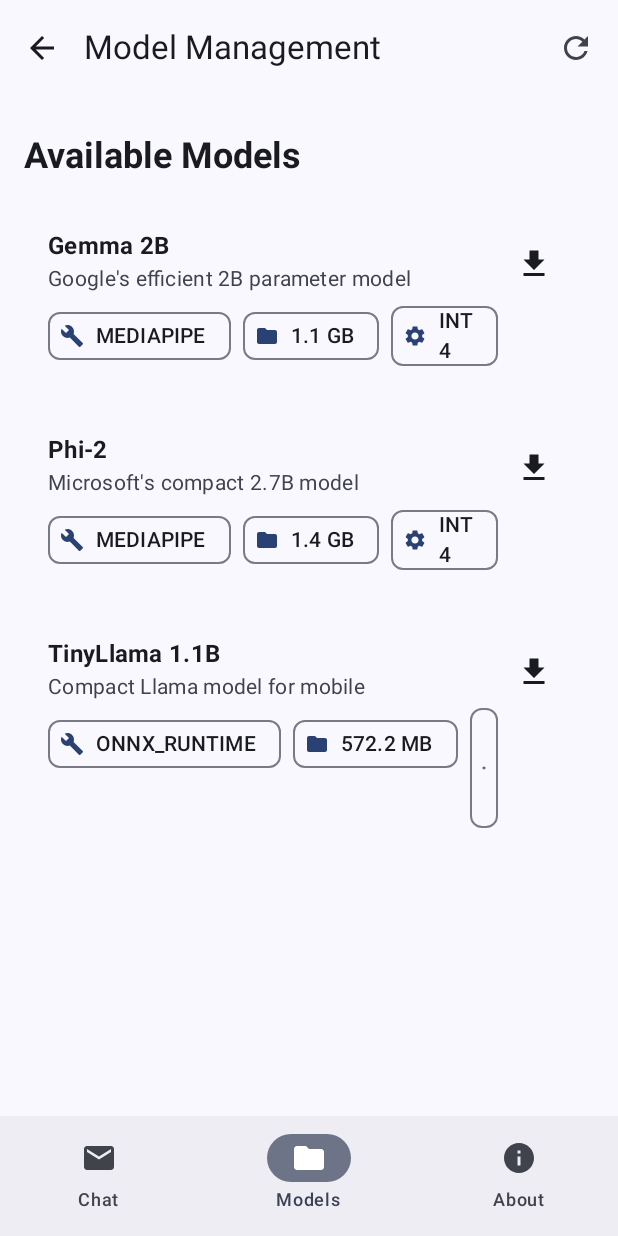
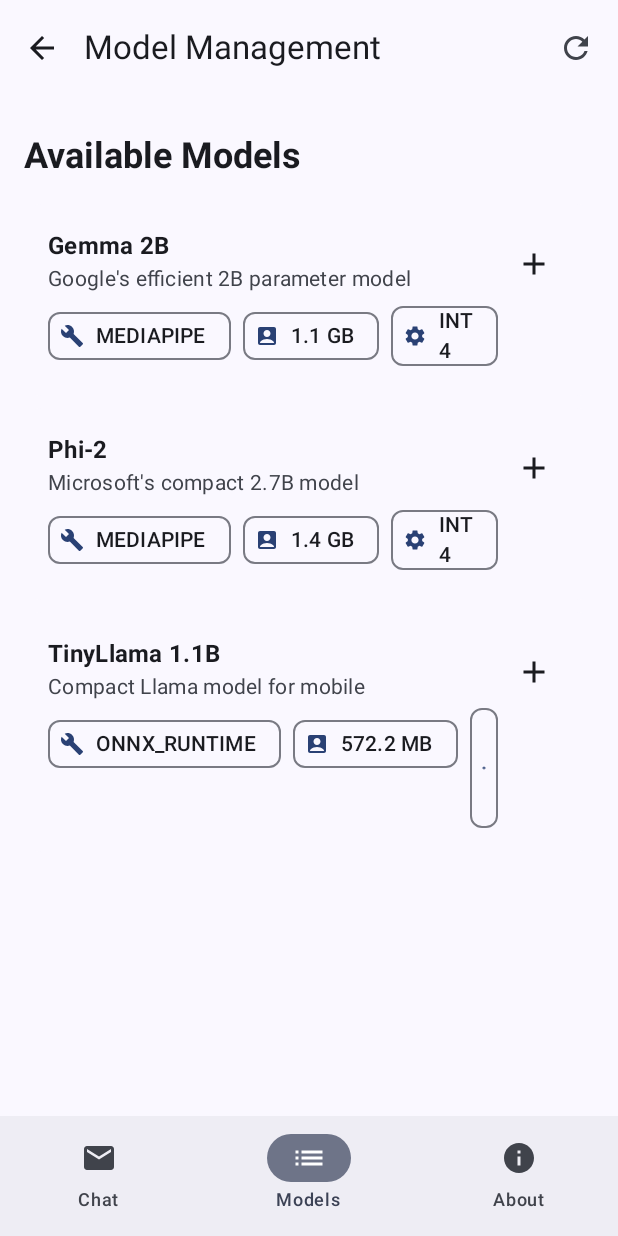
Before and after one commit to RunanywhereAI/sdks, an Android app built with Jetpack Compose: the ModelsScreen screen opened through its navigation route, on a phone screen of 412 x 824 dp. Run offline under Robolectric (Android 15) with nearby library versions, the phone set to English and light mode, and no system bars; libraries missing offline, so code that uses them is left out: ai.onnxruntime, com.google.mediapipe.tasks; 1 statement that could not run was skipped.

Commit message:
Update Icons in UI Components for Consistency and Clarity
- Replaced the folder icon with a list icon in the navigation bar of MainActivity for better representation of models.
- Updated the leading icon in ModelCard from folder to account box to enhance visual clarity.
- Changed the download icon in ModelCard from get app to add, improving user experience.

These changes contribute to a more intuitive user interface while maintaining adherence to SOLID principles.

```diff
--- a/examples/android/RunAnywhereAI/app/src/main/java/com/runanywhere/runanywhereai/MainActivity.kt
+++ b/examples/android/RunAnywhereAI/app/src/main/java/com/runanywhere/runanywhereai/MainActivity.kt
@@ -61,7 +61,7 @@ fun RunAnywhereApp() {
                     }
                 )
                 NavigationBarItem(
-                    icon = { Icon(Icons.Default.Folder, contentDescription = "Models") },
+                    icon = { Icon(Icons.Default.List, contentDescription = "Models") },
                     label = { Text("Models") },
                     selected = currentRoute == "models",
                     onClick = {
--- a/examples/android/RunAnywhereAI/app/src/main/java/com/runanywhere/runanywhereai/llm/frameworks/ONNXRuntimeService.kt
+++ b/examples/android/RunAnywhereAI/app/src/main/java/com/runanywhere/runanywhereai/llm/frameworks/ONNXRuntimeService.kt
@@ -215,14 +215,12 @@ class ONNXRuntimeService(private val context: Context) : LLMService {
 
         Log.d(TAG, "Model inputs:")
         session.inputNames?.forEach { name ->
-            val info = session.getInputInfo(name)
-            Log.d(TAG, "  $name: ${info?.shape?.contentToString()}")
+            Log.d(TAG, "  $name")
         }
 
         Log.d(TAG, "Model outputs:")
         session.outputNames?.forEach { name ->
-            val info = session.getOutputInfo(name)
-            Log.d(TAG, "  $name: ${info?.shape?.contentToString()}")
+            Log.d(TAG, "  $name")
         }
     }
 
--- a/examples/android/RunAnywhereAI/app/src/main/java/com/runanywhere/runanywhereai/ui/models/ModelsScreen.kt
+++ b/examples/android/RunAnywhereAI/app/src/main/java/com/runanywhere/runanywhereai/ui/models/ModelsScreen.kt
@@ -188,7 +188,7 @@ fun ModelCard(
                             label = { Text(formatBytes(model.sizeBytes)) },
                             leadingIcon = {
                                 Icon(
-                                    Icons.Default.Folder,
+                                    Icons.Default.AccountBox,
                                     contentDescription = null,
                                     modifier = Modifier.size(16.dp)
                                 )
@@ -226,7 +226,7 @@ fun ModelCard(
                         onClick = onDownload,
                         enabled = downloadProgress == null
                     ) {
-                        Icon(Icons.Default.GetApp, contentDescription = "Download")
+                        Icon(Icons.Default.Add, contentDescription = "Download")
                     }
                 }
             }
```
